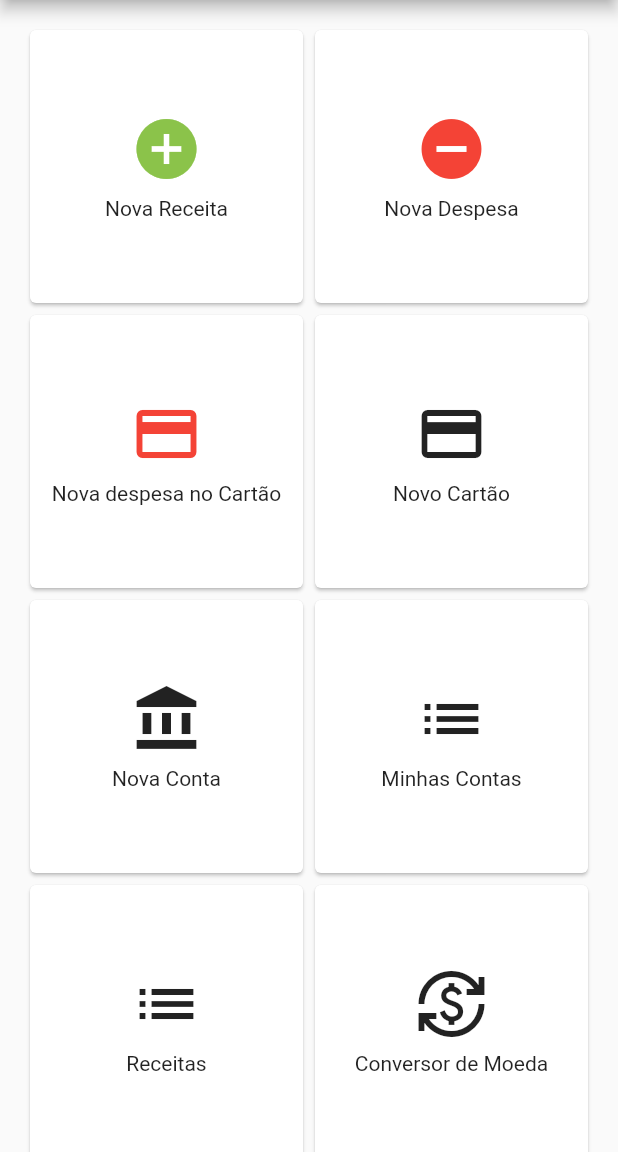
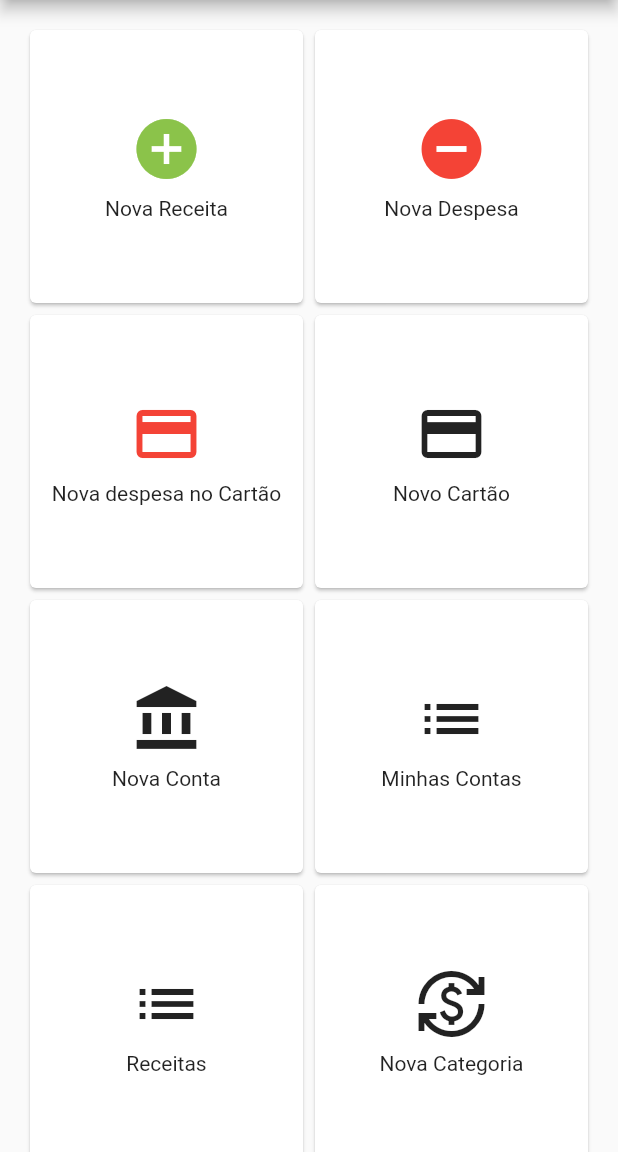
Before and after one commit to abeeatriz/da_minha_conta, a Flutter app: the screen it shows after launch, on a phone screen of 412 x 824 dp, the part 84-1236 px from its top. Run offline on Flutter 3.47's test engine with Material 2 defaults, Android fonts, the light colour scheme and no system bars; our stand-ins replace extended_masked_text, image_picker, sqflite; accounts and stored records are empty.

Commit message:
Add newCategoria Screen

```diff
--- a/lib/main.dart
+++ b/lib/main.dart
@@ -1,3 +1,4 @@
+import 'package:da_minha_conta/screens/categoria/nova_categoria.dart';
 import 'package:da_minha_conta/screens/currency_converter/currency_converter_screen.dart';
 import 'package:da_minha_conta/screens/receitas/listar_receitas.dart';
 import 'package:da_minha_conta/screens/contas/nova_conta.dart';
@@ -174,6 +175,24 @@ class HomePage extends StatelessWidget {
             onTap: () {
               Navigator.push(
                 context,
+                MaterialPageRoute(builder: (context) => const NovaCategoria()),
+              );
+            },
+            child: Card(
+              child: Column(
+                mainAxisAlignment: MainAxisAlignment.center,
+                children: const [
+                  Icon(Icons.currency_exchange, size: 48.0),
+                  SizedBox(height: 8.0),
+                  Text('Nova Categoria', textAlign: TextAlign.center),
+                ],
+              ),
+            ),
+          ),
+          GestureDetector(
+            onTap: () {
+              Navigator.push(
+                context,
                 MaterialPageRoute(builder: (context) => CurrencyConverterScreen()),
               );
             },
--- a/lib/model/categoria.dart
+++ b/lib/model/categoria.dart
@@ -1,9 +1,9 @@
 class Categoria {
-  final int id;
+  final int? id;
   final String descricao;
 
   Categoria({
-    required this.id,
+    this.id,
     required this.descricao,
   });
 
```
Also changed, not shown: lib/screens/categoria/nova_categoria.dart (added, +85 -0 lines).
